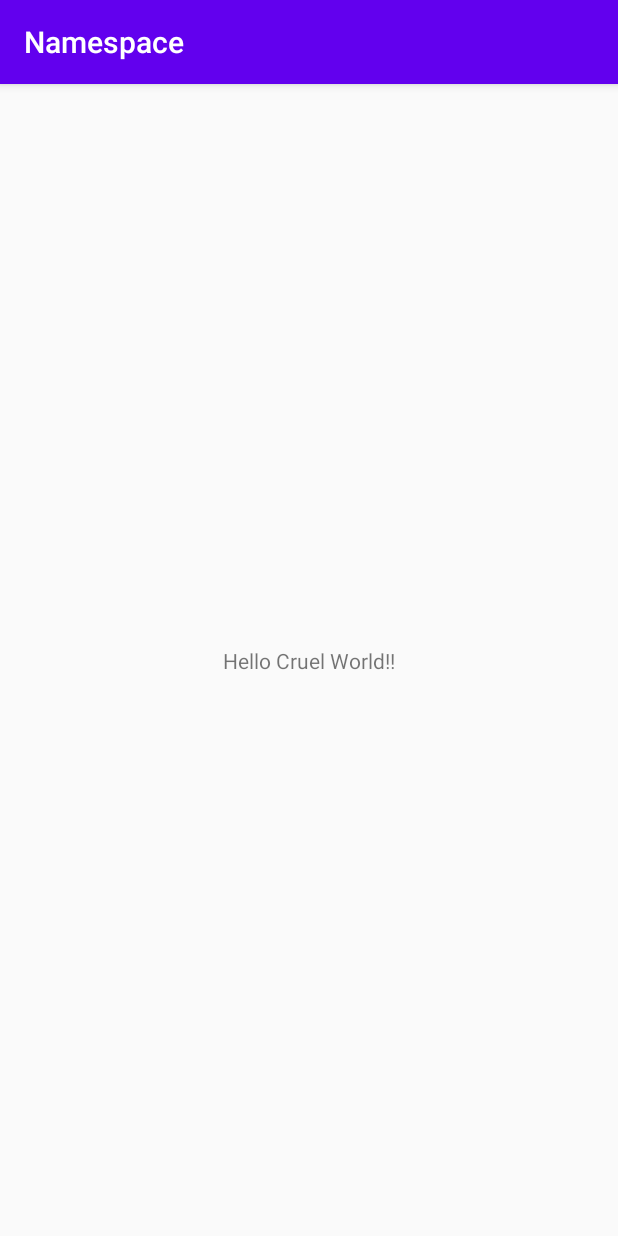
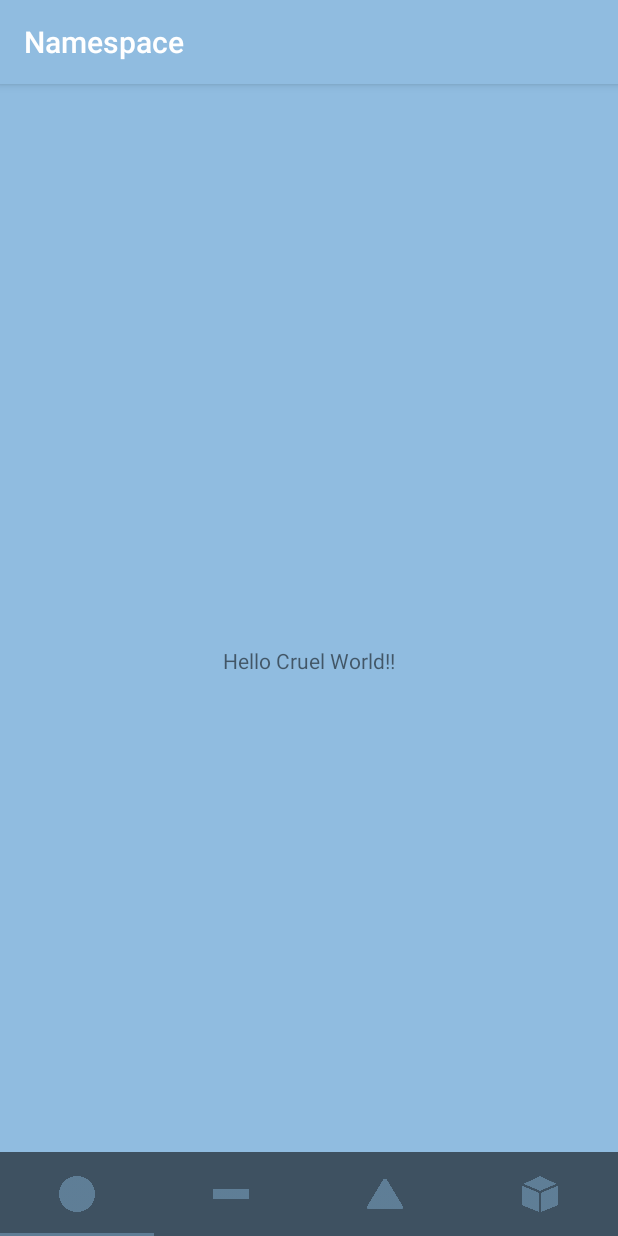
Before and after one commit to MichaelJahns/androidRefresher, an Android app: the screen it shows after launch (MainActivity), on a phone screen of 412 x 824 dp. Run offline under Robolectric (Android 15) with nearby library versions, the phone set to English and light mode, and no system bars.

Commit message:
Added a simple four item appbar and made some color changes

```diff
--- a/app/build.gradle
+++ b/app/build.gradle
@@ -28,6 +28,7 @@ dependencies {
 
     implementation 'androidx.appcompat:appcompat:1.0.2'
     implementation 'androidx.constraintlayout:constraintlayout:1.1.3'
+    implementation 'com.google.android.material:material:1.0.0'
     testImplementation 'junit:junit:4.12'
     androidTestImplementation 'androidx.test.ext:junit:1.1.1'
     androidTestImplementation 'androidx.test.espresso:espresso-core:3.2.0'
--- a/app/src/main/res/layout/activity_main.xml
+++ b/app/src/main/res/layout/activity_main.xml
@@ -4,9 +4,11 @@
     xmlns:tools="http://schemas.android.com/tools"
     android:layout_width="match_parent"
     android:layout_height="match_parent"
+    android:background="@color/colorPrimary"
     tools:context=".MainActivity">
 
     <TextView
+        android:id="@+id/textView"
         android:layout_width="wrap_content"
         android:layout_height="wrap_content"
         android:text="Hello Cruel World!!"
@@ -15,4 +17,34 @@
         app:layout_constraintRight_toRightOf="parent"
         app:layout_constraintTop_toTopOf="parent" />
 
+    <com.google.android.material.tabs.TabLayout
+        android:layout_width="0dp"
+        android:layout_height="56dp"
+        android:background="@color/colorPrimaryDark"
+        app:layout_constraintBottom_toBottomOf="parent"
+        app:layout_constraintEnd_toEndOf="parent"
+        app:layout_constraintStart_toStartOf="parent">
+
+        <com.google.android.material.tabs.TabItem
+            android:layout_width="wrap_content"
+            android:layout_height="wrap_content"
+            android:icon="@drawable/dot" />
+
+        <com.google.android.material.tabs.TabItem
+            android:layout_width="wrap_content"
+            android:layout_height="wrap_content"
+            android:icon="@drawable/bar" />
+
+        <com.google.android.material.tabs.TabItem
+            android:layout_width="wrap_content"
+            android:layout_height="wrap_content"
+            android:icon="@drawable/triangle" />
+
+        <com.google.android.material.tabs.TabItem
+            android:id="@+id/tabItem"
+            android:layout_width="wrap_content"
+            android:layout_height="wrap_content"
+            android:icon="@drawable/box" />
+    </com.google.android.material.tabs.TabLayout>
+
 </androidx.constraintlayout.widget.ConstraintLayout>
--- a/app/src/main/res/values/colors.xml
+++ b/app/src/main/res/values/colors.xml
@@ -1,6 +1,8 @@
 <?xml version="1.0" encoding="utf-8"?>
 <resources>
-    <color name="colorPrimary">#6200EE</color>
-    <color name="colorPrimaryDark">#3700B3</color>
-    <color name="colorAccent">#03DAC5</color>
+    <color name="colorPrimary">#90BCE0</color>
+    <color name="colorPrimaryDark">#3E5161</color>
+    <color name="colorAccent">#5F7D95</color>
+
+    <color name="offBlue">#5F7D95</color>
 </resources>
```
Also changed, not shown: app/src/main/res/drawable-v24/bar.png (added), app/src/main/res/drawable-v24/box.png (added), app/src/main/res/drawable-v24/dot.png (added), app/src/main/res/drawable-v24/triangle.png (added).
